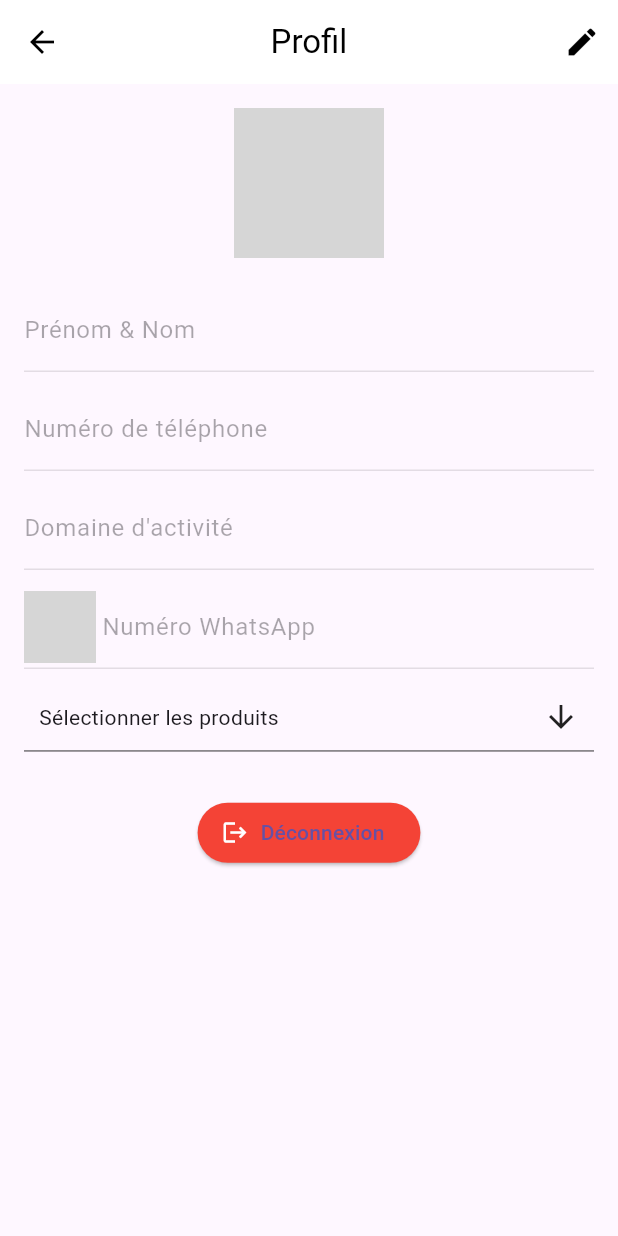
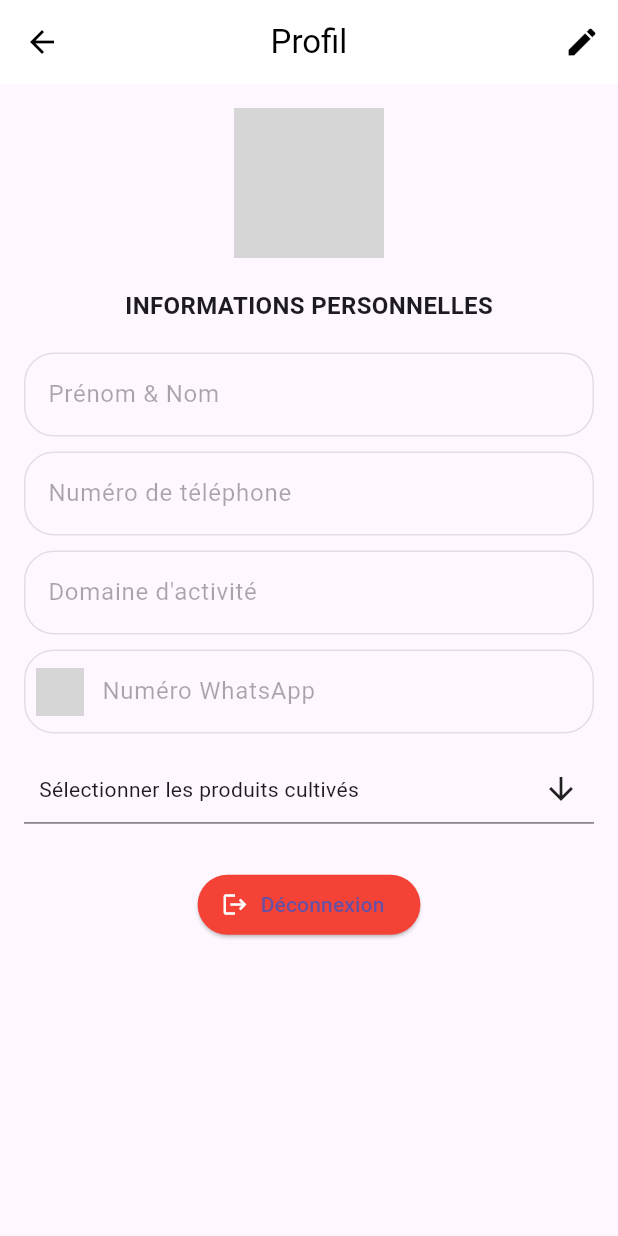
Before and after one commit to TrapCodeur/agritech, a Flutter app: the ProfilePage screen opened directly, on a phone screen of 412 x 824 dp. Run offline on Flutter 3.47's test engine with Material 3 defaults, Android fonts, the phone set to English and light mode, and no system bars; drawn by our look-alikes of multi_select_flutter; our stand-ins replace cloud_firestore, firebase_auth, firebase_core, readmore; accounts and stored records are empty; grey boxes are pictures that could not be loaded.

Commit message:
Ajouter de style dans la page de profil

```diff
--- a/lib/pages/component/annonces/add_announcement.dart
+++ b/lib/pages/component/annonces/add_announcement.dart
@@ -40,8 +40,8 @@ class _CreerAnnoncePageState extends State<CreerAnnoncePage> {
       'contact': _contactController.text.trim(),
       'place': _placeController.text.trim(),
       'type': _type,
-      'userId': user.uid, // On stocke l'utilisateur
       'createdAt': FieldValue.serverTimestamp(),
+      'userId': user.uid,
     });
 
     Navigator.pop(context);
--- a/lib/pages/component/price_market/price_market_screen.dart
+++ b/lib/pages/component/price_market/price_market_screen.dart
@@ -132,7 +132,10 @@ class _PriceMarketScreenState extends State<PriceMarketScreen> {
                                   flex: 2,
                                   child: Text(produit['produit']),
                                 ),
-                                Expanded(flex: 2, child: Text(produit['prix'])),
+                                Expanded(
+                                  flex: 2,
+                                  child: Text(produit['prix'].toString()),
+                                ),
                                 Expanded(
                                   flex: 2,
                                   child: Text(produit['marche']),
--- a/lib/pages/profile/profile.dart
+++ b/lib/pages/profile/profile.dart
@@ -108,12 +108,22 @@ class _ProfilePageState extends State<ProfilePage> {
             children: [
               const CircleAvatar(
                 radius: 50,
-                backgroundImage: AssetImage("assets/images/images.png"),
+                backgroundImage: AssetImage("assets/images/avatar.png"),
+              ),
+              const SizedBox(height: 20),
+              Text(
+                "INFORMATIONS PERSONNELLES",
+                style: TextStyle(fontWeight: FontWeight.bold, fontSize: 16),
               ),
               const SizedBox(height: 20),
               TextFormField(
                 controller: _fullnameController,
-                decoration: const InputDecoration(labelText: "Prénom & Nom"),
+                decoration: const InputDecoration(
+                  labelText: "Prénom & Nom",
+                  border: OutlineInputBorder(
+                    borderRadius: BorderRadius.all(Radius.circular(20)),
+                  ),
+                ),
                 enabled: _isEditing,
               ),
               const SizedBox(height: 10),
@@ -121,6 +131,9 @@ class _ProfilePageState extends State<ProfilePage> {
                 controller: _phoneController,
                 decoration: const InputDecoration(
                   labelText: "Numéro de téléphone",
+                  border: OutlineInputBorder(
+                    borderRadius: BorderRadius.all(Radius.circular(20)),
+                  ),
                 ),
                 enabled: _isEditing,
               ),
@@ -129,6 +142,9 @@ class _ProfilePageState extends State<ProfilePage> {
                 controller: _domainController,
                 decoration: const InputDecoration(
                   labelText: "Domaine d'activité",
+                  border: OutlineInputBorder(
+                    borderRadius: BorderRadius.all(Radius.circular(20)),
+                  ),
                 ),
                 enabled: _isEditing,
               ),
@@ -137,28 +153,67 @@ class _ProfilePageState extends State<ProfilePage> {
                 controller: _whatsappController,
                 decoration: InputDecoration(
                   labelText: "Numéro WhatsApp",
-                  prefixIcon: Image.asset("assets/images/whatsapp_logo.png"),
+                  border: OutlineInputBorder(
+                    borderRadius: BorderRadius.all(Radius.circular(20)),
+                  ),
+
+                  prefixIcon: Padding(
+                    padding: const EdgeInsets.all(8.0),
+                    child: Image.asset(
+                      "assets/images/whatsapp_logo.png",
+                      width: 24,
+                      height: 24,
+                    ),
+                  ),
                 ),
+                keyboardType: TextInputType.phone,
                 enabled: _isEditing,
               ),
-              const SizedBox(height: 10),
+              const SizedBox(height: 15),
               MultiSelectDialogField(
                 items: [
+                  MultiSelectItem("Riz", "Riz"),
                   MultiSelectItem("Maïs", "Maïs"),
-                  MultiSelectItem("Riz", "Riz"),
                   MultiSelectItem("Mil", "Mil"),
+                  MultiSelectItem("Sorgho", "Sorgho"),
                   MultiSelectItem("Arachide", "Arachide"),
+                  MultiSelectItem("Niébé", "Niébé"),
+                  MultiSelectItem("Sésame", "Sésame"),
+                  MultiSelectItem("Soja", "Soja"),
+                  MultiSelectItem("Mangue", "Mangue"),
                   MultiSelectItem("Pomme de Cajou", "Pomme de Cajou"),
+                  MultiSelectItem("Papaye", "Papaye"),
+                  MultiSelectItem("Ananas", "Ananas"),
+                  MultiSelectItem("Orange", "Orange"),
+                  MultiSelectItem("Citron", "Citron"),
+                  MultiSelectItem("Mandarine", "Mandarine"),
+                  MultiSelectItem("Pastèque", "Pastèque"),
+                  MultiSelectItem("Banane", "Banane"),
+                  MultiSelectItem("Goyave", "Goyave"),
+                  MultiSelectItem("Avocat", "Avocat"),
+                  MultiSelectItem("Madd", "Madd"),
+                  MultiSelectItem("Ditax", "Ditax"),
+                  MultiSelectItem("Tamarin", "Tamarin"),
+                  MultiSelectItem("Corossol", "Corossol"),
+                  MultiSelectItem("Jujube", "Jujube"),
+                  MultiSelectItem("Tomate", "Tomate"),
+                  MultiSelectItem("Oignon", "Oignon"),
+                  MultiSelectItem("Pomme de Terre", "Pomme de Terre"),
+                  MultiSelectItem("Carotte", "Carotte"),
+                  MultiSelectItem("Chou", "Chou"),
+                  MultiSelectItem("Aubergine", "Aubergine"),
+                  MultiSelectItem("Poivron", "Poivron"),
+                  MultiSelectItem("Concombre", "Concombre"),
+                  MultiSelectItem("Gombo", "Gombo"),
                   MultiSelectItem("Bissap Rouge", "Bissap Rouge"),
                   MultiSelectItem("Bissap Blanc", "Bissap Blanc"),
-                  MultiSelectItem("Pomme de Terre", "Pomme de Terre"),
-                  MultiSelectItem("Orange", "Orange"),
-                  MultiSelectItem("Mangue", "Mangue"),
-                  MultiSelectItem("Banana", "Banana"),
-                  MultiSelectItem("Fraize", "Fraize"),
+                  MultiSelectItem("Bouye", "Bouye"),
+                  MultiSelectItem("Feuilles de Manioc", "Feuilles de Manioc"),
+                  MultiSelectItem("Moringa", "Moringa"),
+                  MultiSelectItem("Miel", "Miel"),
                 ],
                 title: const Text("Produits cultivés"),
-                buttonText: const Text("Sélectionner les produits"),
+                buttonText: const Text("Sélectionner les produits cultivés"),
                 initialValue: _selectedProduits,
                 onConfirm: (values) {
                   setState(() {
--- a/pubspec.yaml
+++ b/pubspec.yaml
@@ -34,6 +34,7 @@ dependencies:
   firebase_auth: ^5.3.0
   cloud_firestore: ^5.4.0
   multi_select_flutter: ^4.1.3
+  readmore: ^3.0.0
   # Firebase Storage (stockage des images de profil)
 
 
```
Also changed, not shown: lib/pages/component/advices/advices_screen.dart (+12 -41 lines), lib/pages/component/annonces/screen_annonces.dart (+11 -14 lines), lib/pages/homepage.dart (+12 -2 lines), assets/images/avatar.png (added), pubspec.lock.
